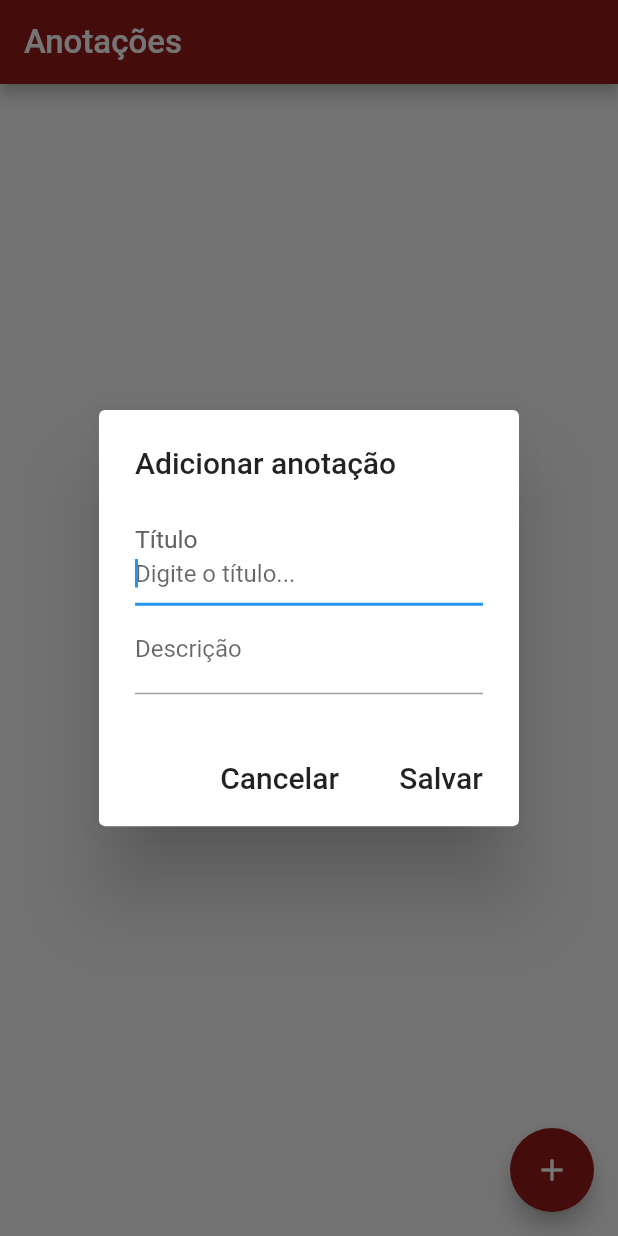
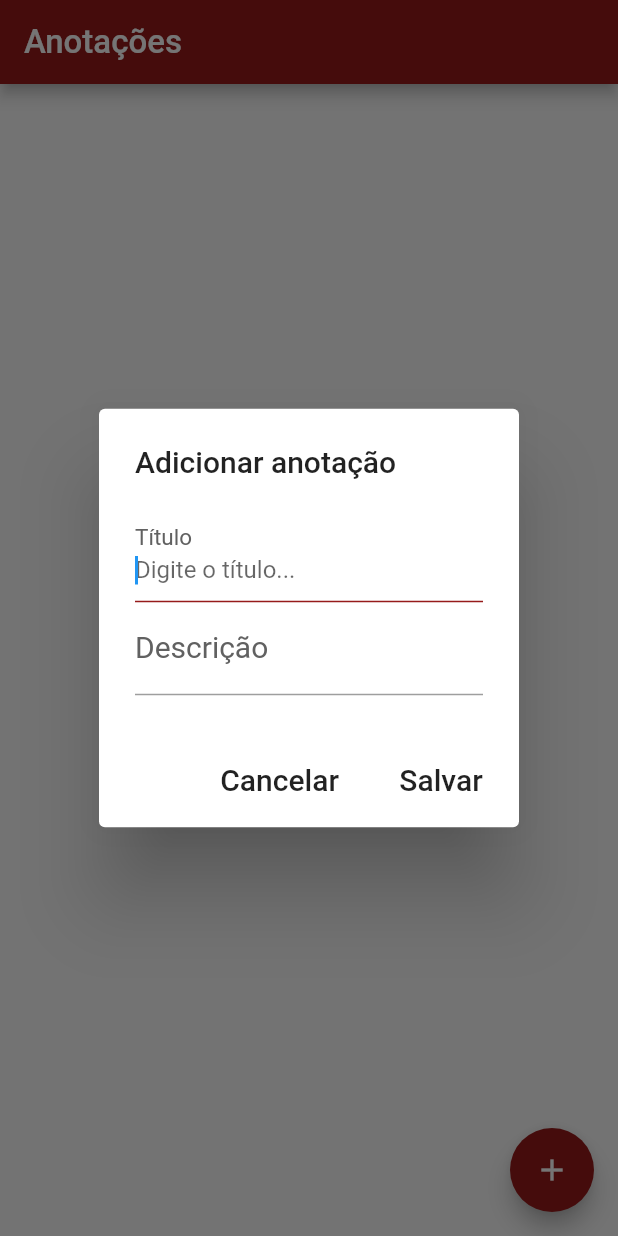
Before and after one commit to JulioCCleto/Flutter_Courses, a Flutter app: the screen it shows after launch, after a tap on the "add" icon, on a phone screen of 412 x 824 dp. Run offline on Flutter 3.47's test engine with Material 2 defaults, Android fonts, the light colour scheme and no system bars; our stand-ins replace sqflite; accounts and stored records are empty.

Commit message:
Anotações
Em desenvolvimento...

```diff
--- a/app_9/lib/helper/AnotacaoHelper.dart
+++ b/app_9/lib/helper/AnotacaoHelper.dart
@@ -52,6 +52,14 @@ class AnotacaoHelper {
      );
 
     return resultado;
+ }
 
- }
+  recuperarAnotacoes() async {
+
+    var bancoDados = await db;
+    String sql = "SELECT * FROM $nomeTabela ORDER BY data DESC";
+    List anotacoes = await bancoDados.rawQuery(sql);
+    return anotacoes;
+  }
+
 }
--- a/app_9/lib/home.dart
+++ b/app_9/lib/home.dart
@@ -1,6 +1,8 @@
 import 'package:app_9/helper/AnotacaoHelper.dart';
 import 'package:app_9/model/Anotacao.dart';
 import 'package:flutter/material.dart';
+
+import 'model/Anotacao.dart';
 
 class Home extends StatefulWidget {
   @override
@@ -12,6 +14,9 @@ class _HomeState extends State<Home> {
   TextEditingController _descricaoController = TextEditingController();
 
   var _db = AnotacaoHelper();
+
+  List<Anotacao> anotacoes = List<Anotacao>();
+
 
   _exibirTelaCadastro() {
     showDialog(
@@ -26,17 +31,25 @@ class _HomeState extends State<Home> {
                   controller: _tituloController,
                   autofocus: true,
                   decoration: InputDecoration(
+                      focusedBorder: UnderlineInputBorder(
+                        borderSide: BorderSide(
+                            color: Color(0xFF961b1b), style: BorderStyle.solid),
+                      ),
                       labelText: "Título",
-                      labelStyle: TextStyle(
-                        fontSize: 22,
-                        color: Colors.grey[700]
-                      ),
+                      labelStyle:
+                          TextStyle(fontSize: 20, color: Colors.grey[700]),
                       hintText: "Digite o título..."),
                 ),
                 TextField(
                   controller: _descricaoController,
                   decoration: InputDecoration(
+                      focusedBorder: UnderlineInputBorder(
+                        borderSide: BorderSide(
+                            color: Color(0xFF961b1b), style: BorderStyle.solid),
+                      ),
                       labelText: "Descrição",
+                      labelStyle:
+                          TextStyle(fontSize: 20, color: Colors.grey[700]),
                       hintText: "Digite a descrição..."),
                 ),
               ],
@@ -68,6 +81,13 @@ class _HomeState extends State<Home> {
         });
   }
 
+  _recuperAnotacoes() async{
+
+    List anotacoesRecuperadas = await _db.recuperarAnotacoes();
+    print("Lista anotacoes: " + anotacoesRecuperadas.toString());
+
+  }
+
   _salvarAnotacao() async {
     //receber os dados dos forms, para salvar no banco de dados.
     //Criei um model com o construtor, passei como parametro na pagina AnotacaoHelper
@@ -77,13 +97,16 @@ class _HomeState extends State<Home> {
     //configurar a data
 
     Anotacao anotacao = Anotacao(titulo, descricao, DateTime.now().toString());
-    int resultado = await _db.salvarAnotacao( anotacao );
+    int resultado = await _db.salvarAnotacao(anotacao);
 
     print("Salvar anotação: " + resultado.toString());
   }
 
   @override
   Widget build(BuildContext context) {
+
+    _recuperAnotacoes();
+
     return Scaffold(
       appBar: AppBar(
         title: Text(
```
